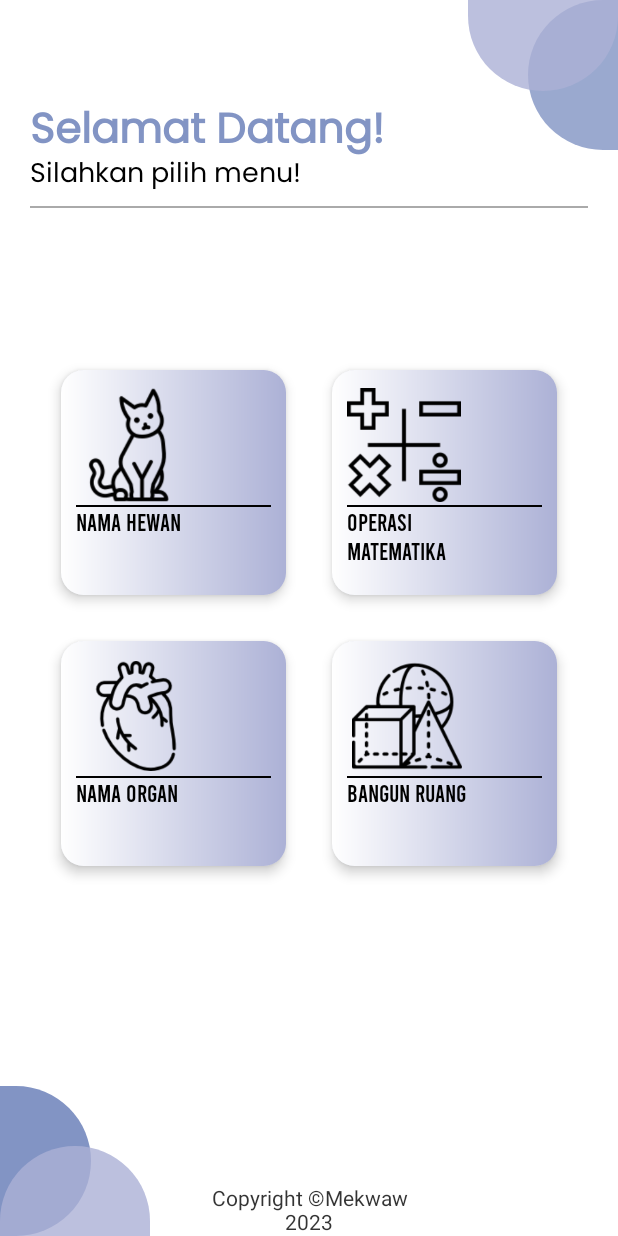
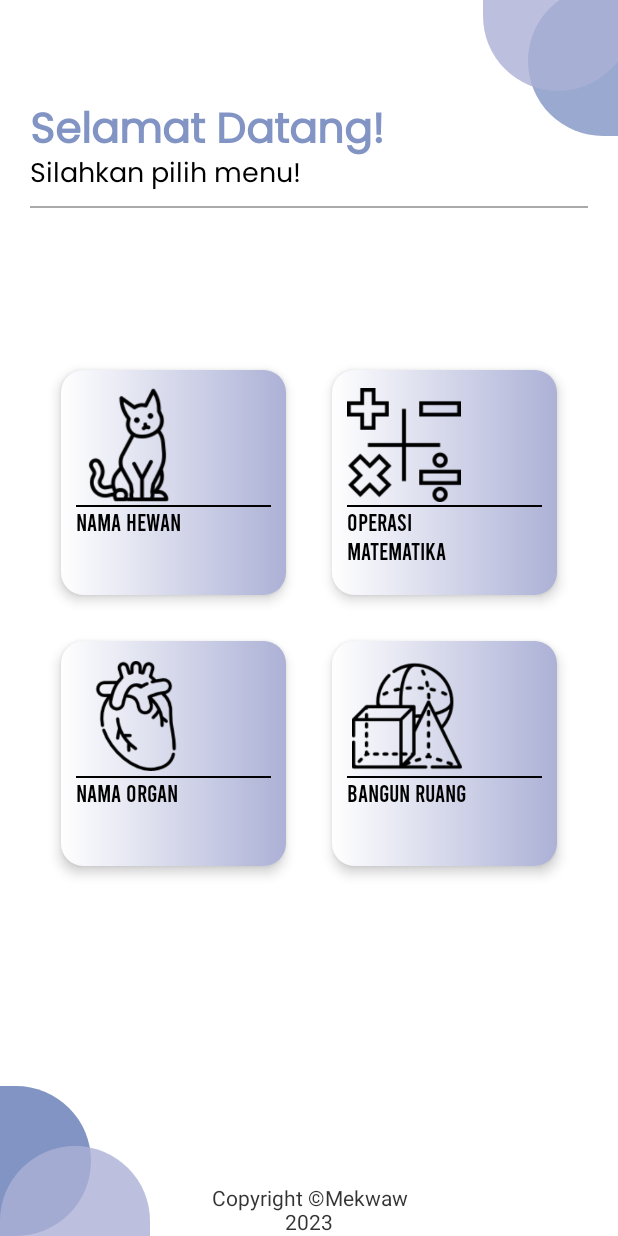
Before and after one commit to Masdikaa/aplikasi-pembelajaran-tunanetra, an Android app: the screen it shows after launch (MainMenuActivity), on a phone screen of 412 x 824 dp. Run offline under Robolectric (Android 15) with nearby library versions, the light colour scheme and no system bars.

Commit message:
Handling activity and process

```diff
--- a/app/src/main/java/com/himawan/pembelajarantunanetra/GeometryActivity.kt
+++ b/app/src/main/java/com/himawan/pembelajarantunanetra/GeometryActivity.kt
@@ -4,6 +4,7 @@ import android.media.MediaPlayer
 import android.os.Bundle
 import android.util.Log
 import androidx.appcompat.app.AppCompatActivity
+import androidx.appcompat.app.AppCompatDelegate
 import androidx.core.content.ContextCompat
 import com.himawan.pembelajarantunanetra.databinding.ActivityGeometryBinding
 
@@ -19,6 +20,7 @@ class GeometryActivity : AppCompatActivity() {
         super.onCreate(savedInstanceState)
         window.statusBarColor =
             ContextCompat.getColor(this, R.color.secondary) //Set StatusBar Color
+        AppCompatDelegate.setDefaultNightMode(AppCompatDelegate.MODE_NIGHT_NO) //Always LightTheme
         binding = ActivityGeometryBinding.inflate(layoutInflater)
         setContentView(binding.root)
 
--- a/app/src/main/java/com/himawan/pembelajarantunanetra/HewanActivity.kt
+++ b/app/src/main/java/com/himawan/pembelajarantunanetra/HewanActivity.kt
@@ -4,6 +4,7 @@ import android.media.MediaPlayer
 import android.os.Bundle
 import android.util.Log
 import androidx.appcompat.app.AppCompatActivity
+import androidx.appcompat.app.AppCompatDelegate
 import androidx.core.content.ContextCompat
 import com.himawan.pembelajarantunanetra.databinding.ActivityHewanBinding
 
@@ -20,6 +21,7 @@ class HewanActivity : AppCompatActivity() {
         super.onCreate(savedInstanceState)
         window.statusBarColor =
             ContextCompat.getColor(this, R.color.secondary) //Set StatusBar Color
+        AppCompatDelegate.setDefaultNightMode(AppCompatDelegate.MODE_NIGHT_NO) //Always LightTheme
         binding = ActivityHewanBinding.inflate(layoutInflater)
         setContentView(binding.root)
 
--- a/app/src/main/java/com/himawan/pembelajarantunanetra/MathActivity.kt
+++ b/app/src/main/java/com/himawan/pembelajarantunanetra/MathActivity.kt
@@ -3,6 +3,7 @@ package com.himawan.pembelajarantunanetra
 import android.content.Intent
 import android.os.Bundle
 import androidx.appcompat.app.AppCompatActivity
+import androidx.appcompat.app.AppCompatDelegate
 import androidx.core.content.ContextCompat
 import com.himawan.pembelajarantunanetra.databinding.ActivityMathBinding
 
@@ -13,6 +14,7 @@ class MathActivity : AppCompatActivity() {
     override fun onCreate(savedInstanceState: Bundle?) {
         super.onCreate(savedInstanceState)
         window.statusBarColor = ContextCompat.getColor(this, R.color.secondary_variant_1) //Set StatusBar Color
+        AppCompatDelegate.setDefaultNightMode(AppCompatDelegate.MODE_NIGHT_NO) //Always LightTheme
         binding = ActivityMathBinding.inflate(layoutInflater)
         setContentView(binding.root)
 
--- a/app/src/main/java/com/himawan/pembelajarantunanetra/OrgansActivity.kt
+++ b/app/src/main/java/com/himawan/pembelajarantunanetra/OrgansActivity.kt
@@ -4,6 +4,7 @@ import android.media.MediaPlayer
 import android.os.Bundle
 import android.util.Log
 import androidx.appcompat.app.AppCompatActivity
+import androidx.appcompat.app.AppCompatDelegate
 import androidx.core.content.ContextCompat
 import com.himawan.pembelajarantunanetra.databinding.ActivityOrgansBinding
 
@@ -20,6 +21,7 @@ class OrgansActivity : AppCompatActivity() {
         super.onCreate(savedInstanceState)
         window.statusBarColor =
             ContextCompat.getColor(this, R.color.secondary) //Set StatusBar Color
+        AppCompatDelegate.setDefaultNightMode(AppCompatDelegate.MODE_NIGHT_NO) //Always LightTheme
         binding = ActivityOrgansBinding.inflate(layoutInflater)
         setContentView(binding.root)
 
--- a/app/src/main/java/com/himawan/pembelajarantunanetra/QuizActivity.kt
+++ b/app/src/main/java/com/himawan/pembelajarantunanetra/QuizActivity.kt
@@ -2,6 +2,7 @@ package com.himawan.pembelajarantunanetra
 
 import android.os.Bundle
 import androidx.appcompat.app.AppCompatActivity
+import androidx.appcompat.app.AppCompatDelegate
 import androidx.core.content.ContextCompat
 import com.himawan.pembelajarantunanetra.databinding.ActivityQuizBinding
 import com.himawan.pembelajarantunanetra.fragment.QuizFragment
@@ -13,6 +14,7 @@ class QuizActivity : AppCompatActivity() {
     override fun onCreate(savedInstanceState: Bundle?) {
         super.onCreate(savedInstanceState)
         binding = ActivityQuizBinding.inflate(layoutInflater)
+        AppCompatDelegate.setDefaultNightMode(AppCompatDelegate.MODE_NIGHT_NO) //Always LightTheme
         window.statusBarColor = ContextCompat.getColor(this, R.color.secondary_variant_1) //Set StatusBar Color
         setContentView(binding.root)
 
--- a/app/src/main/java/com/himawan/pembelajarantunanetra/fragment/FinishFragment.kt
+++ b/app/src/main/java/com/himawan/pembelajarantunanetra/fragment/FinishFragment.kt
@@ -31,6 +31,7 @@ class FinishFragment : Fragment() {
 
         binding.btnMenu.setOnClickListener {
             startActivity(Intent(context, MainMenuActivity::class.java))
+            onStop()
         }
 
         binding.btnPlayAgain.setOnClickListener {
--- a/app/src/main/res/layout/activity_main_menu.xml
+++ b/app/src/main/res/layout/activity_main_menu.xml
@@ -9,6 +9,7 @@
     <LinearLayout
         android:layout_width="100dp"
         android:layout_height="100dp"
+        android:layout_marginTop="-10dp"
         android:layout_marginEnd="-40dp"
         android:alpha="0.8"
         android:background="@drawable/ornamen3"
@@ -19,6 +20,7 @@
         android:layout_width="100dp"
         android:layout_height="100dp"
         android:layout_marginTop="-40dp"
+        android:layout_marginEnd="-10dp"
         android:alpha="0.8"
         android:background="@drawable/ornamen4"
         app:layout_constraintEnd_toEndOf="parent"
--- a/app/src/main/res/values-night/themes.xml
+++ b/app/src/main/res/values-night/themes.xml
@@ -1,16 +1,16 @@
-<resources xmlns:tools="http://schemas.android.com/tools">
+<resources>
     <!-- Base application theme. -->
-    <style name="Theme.PembelajaranTunanetra" parent="Theme.MaterialComponents.DayNight.DarkActionBar">
+    <style name="Theme.PembelajaranTunanetra" parent="Theme.MaterialComponents.DayNight.NoActionBar">
         <!-- Primary brand color. -->
-        <item name="colorPrimary">@color/purple_200</item>
-        <item name="colorPrimaryVariant">@color/purple_700</item>
-        <item name="colorOnPrimary">@color/black</item>
+        <item name="colorPrimary">@color/primary</item>
+        <item name="colorPrimaryVariant">@color/primary_variant_1</item>
+        <item name="colorOnPrimary">@color/secondary_variant_2</item>
         <!-- Secondary brand color. -->
-        <item name="colorSecondary">@color/teal_200</item>
-        <item name="colorSecondaryVariant">@color/teal_200</item>
-        <item name="colorOnSecondary">@color/black</item>
+        <item name="colorSecondary">@color/secondary</item>
+        <item name="colorSecondaryVariant">@color/secondary_variant_1</item>
+        <item name="colorOnSecondary">@color/primary_variant_2</item>
         <!-- Status bar color. -->
-        <item name="android:statusBarColor">?attr/colorPrimaryVariant</item>
+        <item name="android:statusBarColor">?attr/colorPrimary</item>
         <!-- Customize your theme here. -->
     </style>
 </resources>
```
Also changed, not shown: app/src/main/java/com/himawan/pembelajarantunanetra/fragment/QuizFragment.kt (+1 -11 lines).
